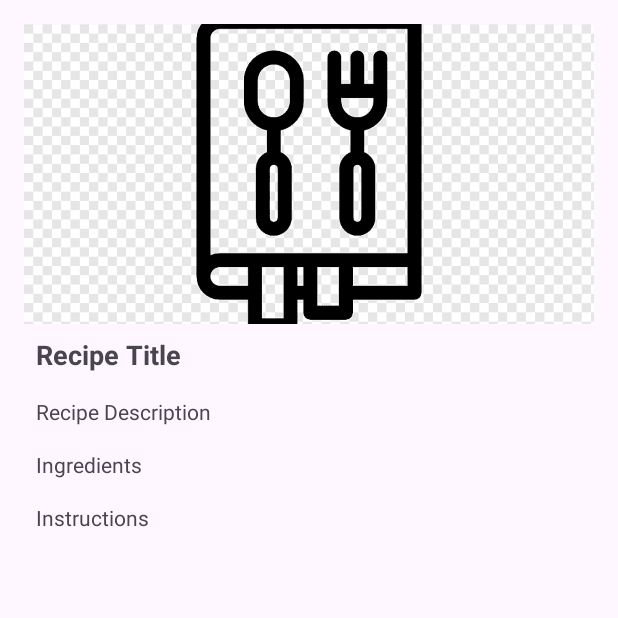
After one commit to Nikita00721/AndroidRecipesApp, an Android app: the RecipeDetailActivity screen opened directly, with no data from a screen before it, on a phone screen of 412 x 824 dp, the top half of it. The commit adds this screen. Run offline under Robolectric (Android 15) with nearby library versions, the phone set to English and light mode, and no system bars; our stand-ins replace Picasso.

Commit message:
Сделан функционал нажатия на карточку рецептов

```diff
--- a/app/src/main/AndroidManifest.xml
+++ b/app/src/main/AndroidManifest.xml
@@ -34,6 +34,9 @@
         <activity android:name=".AddRecipeActivity">
             <!-- Здесь могут быть дополнительные атрибуты и настройки активности -->
         </activity>
+        <activity android:name=".RecipeDetailActivity">
+        </activity>
+
 
     </application>
     <uses-permission android:name="android.permission.READ_EXTERNAL_STORAGE" />
--- /dev/null
+++ b/app/src/main/java/com/example/recipes2/RecipeDetailActivity.java
@@ -0,0 +1,63 @@
+package com.example.recipes2;
+
+import android.content.Intent;
+import android.os.Bundle;
+import android.util.Log;
+import android.widget.ImageView;
+import android.widget.TextView;
+
+import androidx.appcompat.app.AppCompatActivity;
+
+import com.squareup.picasso.Picasso;
+
+import java.io.File;
+
+public class RecipeDetailActivity extends AppCompatActivity {
+    private Recipe selectedRecipe;
+    private ImageView recipeImageView;
+    private TextView titleTextView, descriptionTextView, ingredientsTextView, instructionsTextView;
+
+    @Override
+    protected void onCreate(Bundle savedInstanceState) {
+        super.onCreate(savedInstanceState);
+        setContentView(R.layout.activity_recipe_detail);
+
+        // Уберите объявление "Recipe" перед "selectedRecipe"
+        selectedRecipe = getIntent().getParcelableExtra("selectedRecipe");
+
+        if (selectedRecipe != null) {
+            // В этом месте вы можете быть уверены, что selectedRecipe - объект типа Recipe
+            // Вы можете использовать его безопасно
+            Log.d("RecipeDetailActivity", "Recipe Title: " + selectedRecipe.getTitle());
+            Log.d("RecipeDetailActivity", "Recipe Description: " + selectedRecipe.getDescription());
+            // Остальной код
+        } else {
+            // Обработка ситуации, когда selectedRecipe равен null
+            Log.d("RecipeDetailActivity", "selectedRecipe is null");
+        }
+
+        // Остальной код Activity
+        recipeImageView = findViewById(R.id.recipeImageView);
+        titleTextView = findViewById(R.id.titleTextView);
+        descriptionTextView = findViewById(R.id.descriptionTextView);
+        ingredientsTextView = findViewById(R.id.ingredientsTextView);
+        instructionsTextView = findViewById(R.id.instructionsTextView);
+
+        // Отображаем данные о рецепте
+        if (selectedRecipe != null) {
+            Log.d("RecipeDetailActivity", "Recipe Title: " + selectedRecipe.getTitle());
+            Log.d("RecipeDetailActivity", "Recipe Description: " + selectedRecipe.getDescription());
+            Log.d("RecipeDetailActivity", "Recipe Ingredients: " + selectedRecipe.getIngredients());
+            Log.d("RecipeDetailActivity", "Recipe Instructions: " + selectedRecipe.getInstructions());
+            titleTextView.setText(selectedRecipe.getTitle());
+            descriptionTextView.setText(selectedRecipe.getDescription());
+            ingredientsTextView.setText(selectedRecipe.getIngredients());
+            instructionsTextView.setText(selectedRecipe.getInstructions());
+
+            if (selectedRecipe.getImagePath() != null && !selectedRecipe.getImagePath().isEmpty()) {
+                File imageFile = new File(selectedRecipe.getImagePath());
+                Picasso.get().load(imageFile).into(recipeImageView);
+            }
+        }
+    }
+}
--- /dev/null
+++ b/app/src/main/res/layout/activity_recipe_detail.xml
@@ -0,0 +1,61 @@
+<?xml version="1.0" encoding="utf-8"?>
+<RelativeLayout
+    xmlns:android="http://schemas.android.com/apk/res/android"
+    xmlns:app="http://schemas.android.com/apk/res-auto"
+    xmlns:tools="http://schemas.android.com/tools"
+    android:layout_width="match_parent"
+    android:layout_height="match_parent"
+    tools:context=".RecipeDetailActivity">
+
+    <ScrollView
+        android:layout_width="match_parent"
+        android:layout_height="match_parent"
+        android:padding="16dp">
+
+        <LinearLayout
+            android:layout_width="match_parent"
+            android:layout_height="wrap_content"
+            android:orientation="vertical">
+
+            <ImageView
+                android:id="@+id/recipeImageView"
+                android:layout_width="match_parent"
+                android:layout_height="200dp"
+                android:scaleType="centerCrop"
+                android:src="@drawable/default_recipe_image" />
+
+            <TextView
+                android:id="@+id/titleTextView"
+                android:layout_width="match_parent"
+                android:layout_height="wrap_content"
+                android:text="Recipe Title"
+                android:textSize="18sp"
+                android:textStyle="bold"
+                android:padding="8dp" />
+
+            <TextView
+                android:id="@+id/descriptionTextView"
+                android:layout_width="match_parent"
+                android:layout_height="wrap_content"
+                android:text="Recipe Description"
+                android:textSize="14sp"
+                android:padding="8dp" />
+
+            <TextView
+                android:id="@+id/ingredientsTextView"
+                android:layout_width="match_parent"
+                android:layout_height="wrap_content"
+                android:text="Ingredients"
+                android:textSize="14sp"
+                android:padding="8dp" />
+
+            <TextView
+                android:id="@+id/instructionsTextView"
+                android:layout_width="match_parent"
+                android:layout_height="wrap_content"
+                android:text="Instructions"
+                android:textSize="14sp"
+                android:padding="8dp" />
+        </LinearLayout>
+    </ScrollView>
+</RelativeLayout>
```
Also changed, not shown: app/src/main/java/com/example/recipes2/MainActivity.java (+19 -0 lines), app/src/main/java/com/example/recipes2/Recipe.java (+44 -1 lines), app/src/main/java/com/example/recipes2/RecipeAdapter.java (+12 -1 lines), app/src/main/java/com/example/recipes2/RecipeDatabaseHelper.java (+3 -6 lines), app/src/main/java/com/example/recipes2/RecyclerItemClickListener.java (added, +53 -0 lines).
